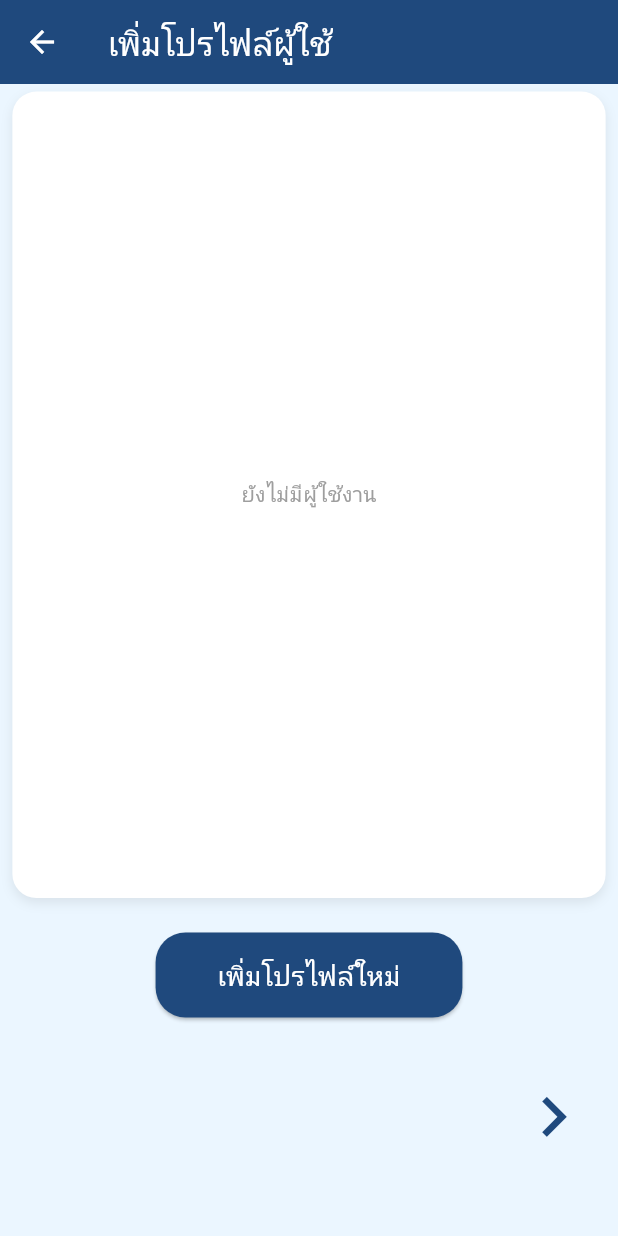
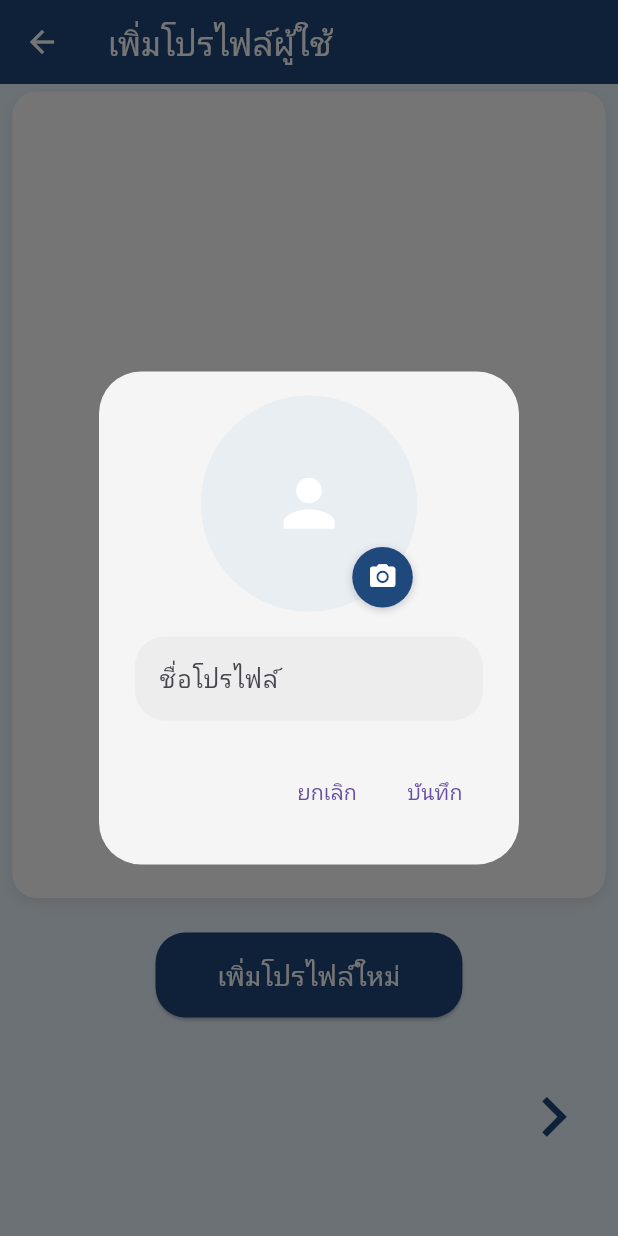
Before and after one commit to Napapakph/medibuddy-Project, a Flutter app: the LibraryProfile screen opened directly, after a tap on "เพิ่มโปรไฟล์ใหม่", on a phone screen of 412 x 824 dp. Run offline on Flutter 3.47's test engine with Material 3 defaults, Android fonts, the phone set to English and light mode, and no system bars; our stand-ins replace flutter_otp_text_field, image_picker, supabase_flutter; accounts and stored records are empty.

Commit message:
เพ่ิมโปไฟล์สำเร็จ success

```diff
--- a/lib/Home/pages/library_profile.dart
+++ b/lib/Home/pages/library_profile.dart
@@ -28,6 +28,7 @@ class _LibraryProfileState extends State<LibraryProfile> {
   @override
   Widget build(BuildContext context) {
     return Scaffold(
+      resizeToAvoidBottomInset: false,
       appBar: AppBar(
         iconTheme: const IconThemeData(color: Colors.white),
         title: const Text(
@@ -189,10 +190,7 @@ class _LibraryProfileState extends State<LibraryProfile> {
                                     borderRadius: BorderRadius.circular(20),
                                   ),
                                 ),
-                                onPressed: () {
-                                  print(
-                                      'เพิ่มผู้ใช้งานใหม่'); // TODO: Navigator.push ไปหน้าเพิ่มโปรไฟล์ แล้วรับค่า ProfileModel กลับมา
-                                },
+                                onPressed: _addProfile,
                                 child: const Text(
                                   'เพิ่มโปรไฟล์ใหม่',
                                   style: TextStyle(
@@ -368,4 +366,113 @@ class _LibraryProfileState extends State<LibraryProfile> {
       const SnackBar(content: Text('ลบโปรไฟล์เรียบร้อย')),
     );
   }
+
+// เพิ่มโปรไฟล์ --------------------------------------------------------------------
+  void _addProfile() {
+    final TextEditingController nameCtrl = TextEditingController();
+
+    // path รูปที่เลือกใน popup (ยังไม่มี → null)
+    String? tempImagePath;
+
+    final size = MediaQuery.of(context).size;
+    final maxWidth = size.width;
+    final maxHeight = size.height;
+    final avatarSize = maxWidth * 0.35;
+
+    showDialog(
+      context: context,
+      builder: (dialogContext) {
+        return StatefulBuilder(
+          builder: (dialogContext, setStateDialog) {
+            // แปลง path → ImageProvider เพื่อส่งเข้า ProfileWidget
+            ImageProvider? currentImage;
+            if (tempImagePath != null && tempImagePath!.isNotEmpty) {
+              currentImage = FileImage(File(tempImagePath!));
+            }
+
+            return AlertDialog(
+              insetPadding: EdgeInsets.symmetric(
+                horizontal: maxWidth * 0.05,
+                vertical: maxHeight * 0.05,
+              ),
+              backgroundColor: const Color(0xFFF5F5F5),
+              content: Column(
+                mainAxisSize: MainAxisSize.min,
+                children: [
+                  // 🔹 วงกลมโปรไฟล์ + ปุ่มกล้อง (ใช้ widget เดิมเลย)
+                  ProfileWidget(
+                    size: avatarSize,
+                    image: currentImage,
+                    onCameraTap: () async {
+                      final picker = ImagePicker();
+                      final img =
+                          await picker.pickImage(source: ImageSource.gallery);
+                      if (img == null) return;
+
+                      // ✅ อัปเดตรูปใน popup
+                      setStateDialog(() {
+                        tempImagePath = img.path;
+                      });
+                    },
+                  ),
+
+                  SizedBox(height: maxHeight * 0.02),
+
+                  // 🔹 ช่องกรอกชื่อโปรไฟล์
+                  TextField(
+                    controller: nameCtrl,
+                    decoration: InputDecoration(
+                      labelText: 'ชื่อโปรไฟล์',
+                      fillColor: const Color.fromARGB(255, 237, 237, 237),
+                      filled: true,
+                      border: OutlineInputBorder(
+                        borderRadius: BorderRadius.circular(20),
+                        borderSide: BorderSide.none,
+                      ),
+                    ),
+                  ),
+                ],
+              ),
+              actions: [
+                TextButton(
+                  onPressed: () => Navigator.of(dialogContext).pop(),
+                  child: const Text('ยกเลิก'),
+                ),
+                TextButton(
+                  onPressed: () {
+                    final newName = nameCtrl.text.trim();
+                    if (newName.isEmpty) {
+                      // ถ้ายังไม่กรอกชื่อ ก็บอกผู้ใช้หน่อย
+                      ScaffoldMessenger.of(context).showSnackBar(
+                        const SnackBar(content: Text('กรุณากรอกชื่อโปรไฟล์')),
+                      );
+                      return;
+                    }
+
+                    // ✅ เพิ่มโปรไฟล์ใหม่เข้า list หลัก
+                    setState(() {
+                      profiles.add(
+                        ProfileModel(
+                          newName,
+                          tempImagePath ?? '', // ไม่มีรูป → เก็บเป็น '' ไปก่อน
+                        ),
+                      );
+                    });
+
+                    Navigator.of(dialogContext).pop();
+
+                    ScaffoldMessenger.of(context).showSnackBar(
+                      const SnackBar(
+                          content: Text('เพิ่มโปรไฟล์ใหม่เรียบร้อย')),
+                    );
+                  },
+                  child: const Text('บันทึก'),
+                ),
+              ],
+            );
+          },
+        );
+      },
+    );
+  }
 }
```
